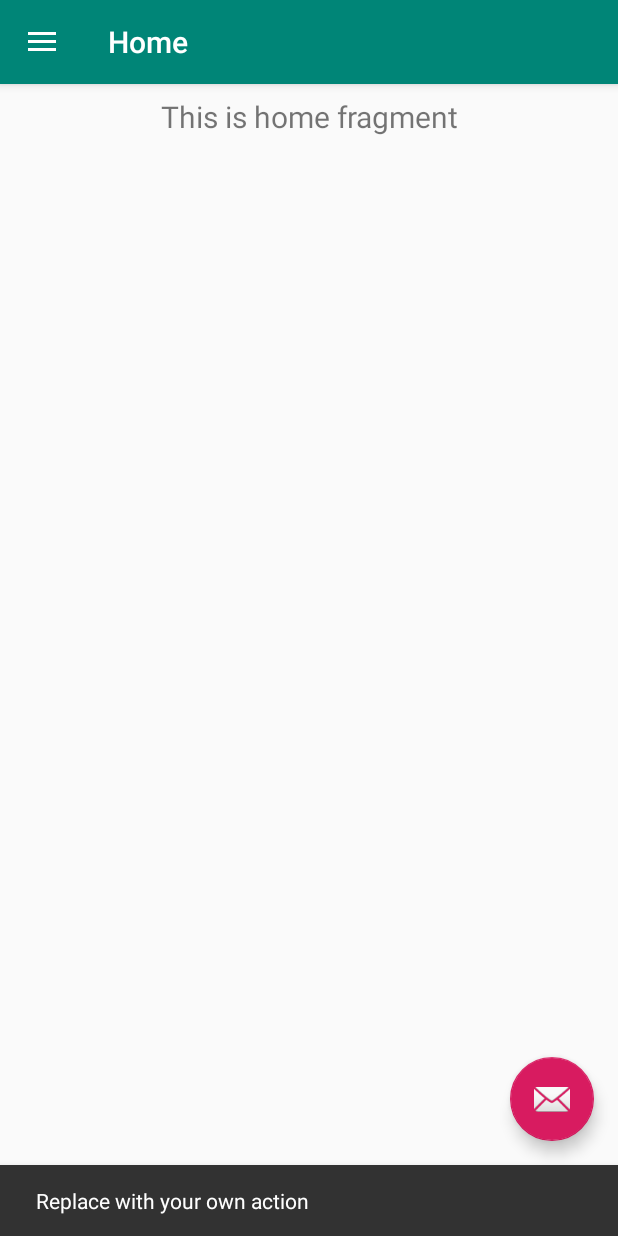
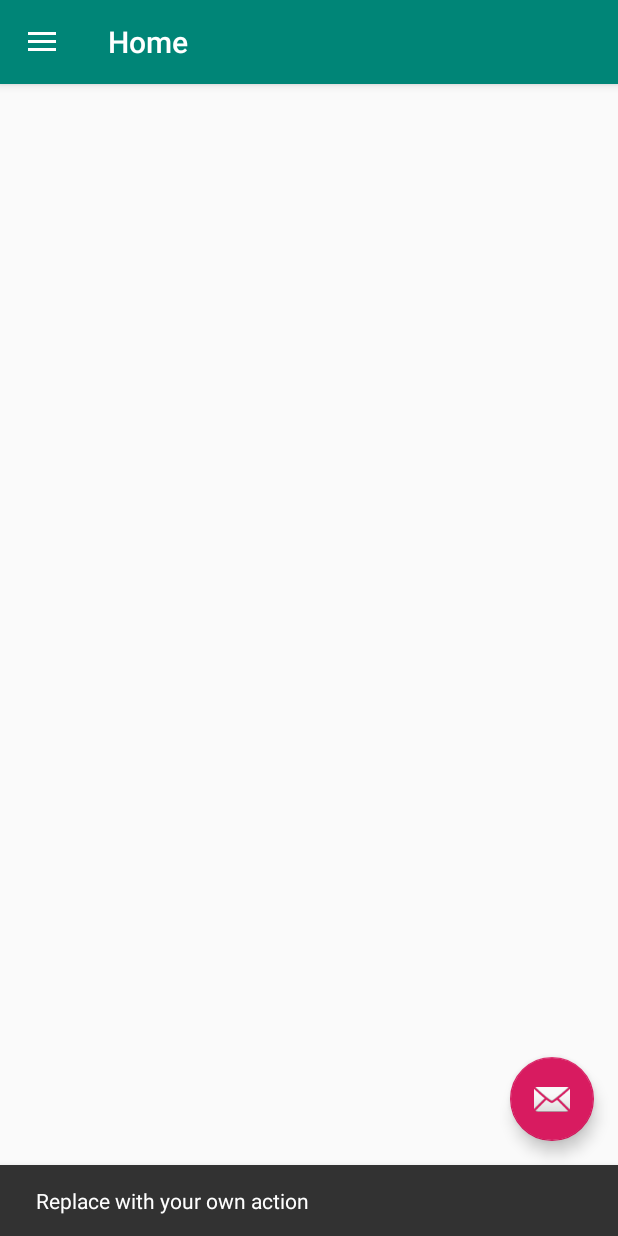
Before and after one commit to qoolqas/MovieCatalogueDicoding, an Android app: the screen it shows after launch (MainActivity), after a tap on an icon or button, on a phone screen of 412 x 824 dp. Run offline under Robolectric (Android 15) with nearby library versions, the phone set to English and light mode, and no system bars; our stand-ins replace navigation-ui.

Commit message:
refractor some junk

```diff
--- a/app/src/main/java/com/qoolqas/moviecatalogue/ui/home/HomeFragment.java
+++ b/app/src/main/java/com/qoolqas/moviecatalogue/ui/home/HomeFragment.java
@@ -16,20 +16,11 @@ import com.qoolqas.moviecatalogue.R;
 
 public class HomeFragment extends Fragment {
 
-    private HomeViewModel homeViewModel;
 
     public View onCreateView(@NonNull LayoutInflater inflater,
                              ViewGroup container, Bundle savedInstanceState) {
-        homeViewModel =
-                ViewModelProviders.of(this).get(HomeViewModel.class);
-        View root = inflater.inflate(R.layout.fragment_home, container, false);
-        final TextView textView = root.findViewById(R.id.text_home);
-        homeViewModel.getText().observe(this, new Observer<String>() {
-            @Override
-            public void onChanged(@Nullable String s) {
-                textView.setText(s);
-            }
-        });
-        return root;
+        View v = inflater.inflate(R.layout.fragment_home, container, false);
+
+        return v;
     }
 }
--- a/app/src/main/java/com/qoolqas/moviecatalogue/ui/home/HomeViewModel.java
+++ /dev/null
@@ -1,19 +0,0 @@
-package com.qoolqas.moviecatalogue.ui.home;
-
-import androidx.lifecycle.LiveData;
-import androidx.lifecycle.MutableLiveData;
-import androidx.lifecycle.ViewModel;
-
-public class HomeViewModel extends ViewModel {
-
-    private MutableLiveData<String> mText;
-
-    public HomeViewModel() {
-        mText = new MutableLiveData<>();
-        mText.setValue("This is home fragment");
-    }
-
-    public LiveData<String> getText() {
-        return mText;
-    }
-}
--- a/app/src/main/res/layout/activity_detail.xml
+++ b/app/src/main/res/layout/activity_detail.xml
@@ -147,7 +147,7 @@
                 app:layout_constraintEnd_toEndOf="parent"
                 app:layout_constraintStart_toStartOf="parent"
                 app:layout_constraintTop_toBottomOf="@+id/genre"
-                tools:text="Frozen adalah film fantasi musikal animasi komputer 3D Amerika 2013 yang diproduksi oleh Walt Disney Animation Studios dan dirilis oleh Walt Disney Pictures. Film fitur animasi Disney ke-53, terinspirasi oleh dongeng Hans Christian Andersen The Snow Queen" />
+                tools:text="Frozen adalah film fantasi musikal animasi komputer 3D Amerika 2013 yang diproduksi oleh Walt Disney Animation Studios dan dirilis oleh Walt Disney Pictures. Film fitur animasi Disney ke-53, terinspirasi oleh dongeng Hans Christian Andersen The Snow Queen." />
 
             <androidx.recyclerview.widget.RecyclerView
                 android:layout_width="match_parent"
```
Also changed, not shown: app/src/main/java/com/qoolqas/moviecatalogue/ui/send/SendFragment.java (+4 -12 lines), app/src/main/java/com/qoolqas/moviecatalogue/ui/send/SendViewModel.java (deleted, +0 -19 lines), app/src/main/java/com/qoolqas/moviecatalogue/ui/share/ShareFragment.java (+1 -10 lines), app/src/main/java/com/qoolqas/moviecatalogue/ui/share/ShareViewModel.java (deleted, +0 -19 lines), app/src/main/java/com/qoolqas/moviecatalogue/ui/tools/ToolsFragment.java (+0 -10 lines), app/src/main/java/com/qoolqas/moviecatalogue/ui/tools/ToolsViewModel.java (deleted, +0 -19 lines), app/src/main/res/drawable-v24/ex2.jpg (deleted).
